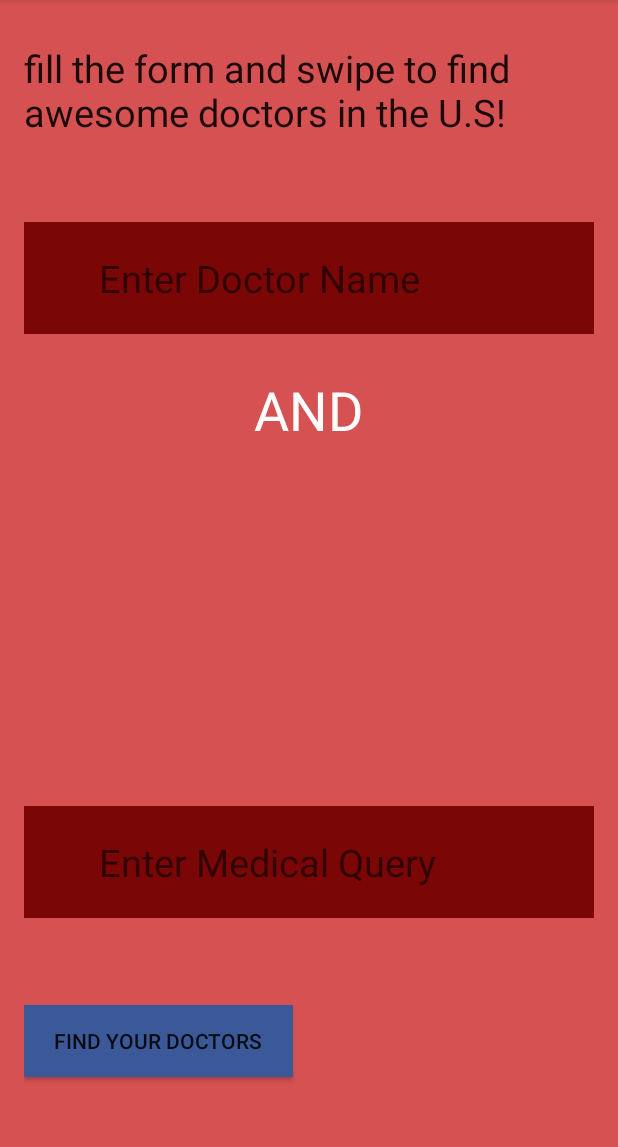
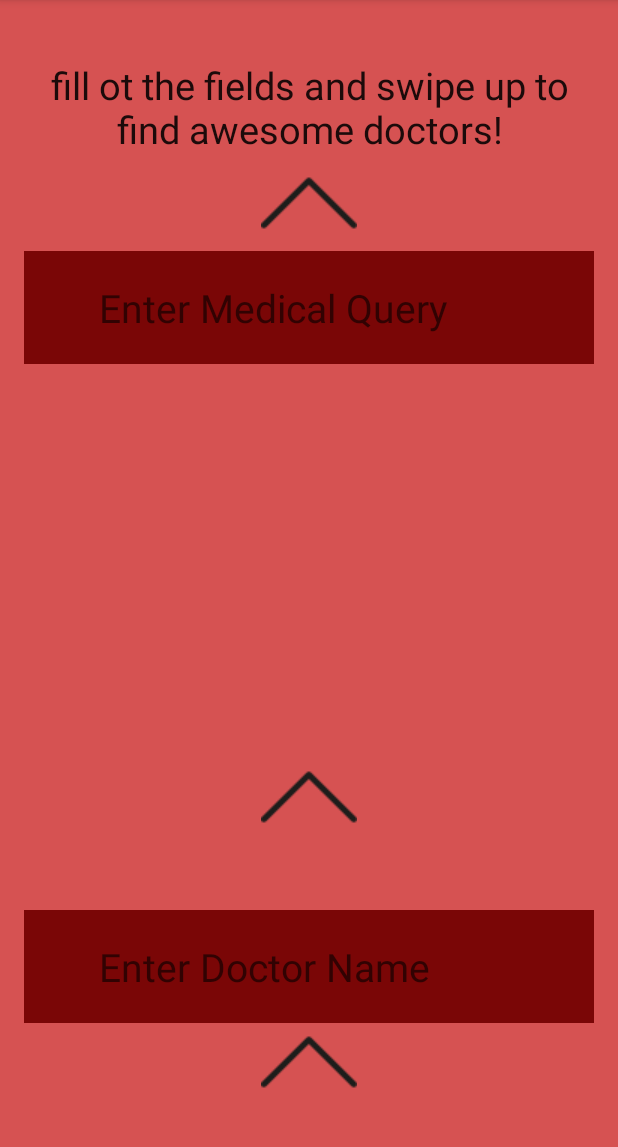
Before and after one commit to meyerjac/DoctorsNow, an Android app: the FormInfoActivity screen opened directly, with no data from a screen before it, on a phone screen of 412 x 824 dp, the part 84-1231 px from its top. Run offline under Robolectric (Android 15) with nearby library versions, the phone set to English and light mode, and no system bars; our stand-ins replace ButterKnife, Firebase (no records; nobody signed in at launch, a user with empty details on screens opened directly).

Commit message:
add swipe gesture functionality after search fields are complete

```diff
--- a/app/src/main/java/com/example/jacksonmeyer/sidekick/ui/FormInfoActivity.java
+++ b/app/src/main/java/com/example/jacksonmeyer/sidekick/ui/FormInfoActivity.java
@@ -1,14 +1,19 @@
 package com.example.jacksonmeyer.sidekick.ui;
 
 import android.content.Intent;
+import android.hardware.Sensor;
+import android.hardware.SensorEvent;
+import android.hardware.SensorEventListener;
 import android.os.Bundle;
 import android.support.v7.app.AppCompatActivity;
-import android.view.View;
-import android.widget.Button;
+import android.util.Log;
+import android.view.GestureDetector;
+import android.view.MotionEvent;
 import android.widget.EditText;
 
 import com.example.jacksonmeyer.sidekick.Constants;
 import com.example.jacksonmeyer.sidekick.R;
+import com.example.jacksonmeyer.sidekick.util.Android_Gesture_Detector;
 import com.google.firebase.database.DataSnapshot;
 import com.google.firebase.database.DatabaseError;
 import com.google.firebase.database.DatabaseReference;
@@ -18,20 +23,16 @@ import com.google.firebase.database.ValueEventListener;
 import butterknife.Bind;
 import butterknife.ButterKnife;
 
-public class FormInfoActivity extends AppCompatActivity implements View.OnClickListener {
-
-//    private SharedPreferences mSharedPreferences;
-//    private SharedPreferences.Editor mEditor;
-    private DatabaseReference mSearchedNameReference;
-    private ValueEventListener mSearchedNameReferenceListener;
-
-    @Bind(R.id.secondPageButton)
-    Button mSecondPageButton;
+public class FormInfoActivity extends AppCompatActivity implements SensorEventListener {
+    private GestureDetector mGestureDetector;
+    private static final String TAG = "swipe";
     @Bind(R.id.nameInput)
     EditText mNameInput;
     @Bind(R.id.queryInput)
     EditText mQueryInput;
 
+    private DatabaseReference mSearchedNameReference;
+    private ValueEventListener mSearchedNameReferenceListener;
 
     @Override
     protected void onCreate(Bundle savedInstanceState) {
@@ -39,6 +40,9 @@ public class FormInfoActivity extends AppCompatActivity implements View.OnClickL
                 .getInstance()
                 .getReference()
                 .child(Constants.FIREBASE_CHILD_SEARCHED_NAME);
+        super.onCreate(savedInstanceState);
+        setContentView(R.layout.activity_form_info);
+        ButterKnife.bind(this);
 
         mSearchedNameReferenceListener = mSearchedNameReference.addValueEventListener(new ValueEventListener() {
 
@@ -46,40 +50,19 @@ public class FormInfoActivity extends AppCompatActivity implements View.OnClickL
             public void onDataChange(DataSnapshot dataSnapshot) {
                 for (DataSnapshot nameSnapshot : dataSnapshot.getChildren()) {
                     String name = nameSnapshot.getValue().toString();
-//                    Log.d("Names updated", "name: " + name);
                 }
             }
             @Override
             public void onCancelled(DatabaseError databaseError) {
-
             }
         });
 
-
-
-        super.onCreate(savedInstanceState);
-        setContentView(R.layout.activity_form_info);
-        ButterKnife.bind(this);
-
-//        mSharedPreferences = PreferenceManager.getDefaultSharedPreferences(this);
-//        mEditor = mSharedPreferences.edit();
-
-
-        mSecondPageButton.setOnClickListener(this);
-    }
-
+        Android_Gesture_Detector custom_gesture_detector = new Android_Gesture_Detector() {
             @Override
-    protected void onDestroy() {
-        super.onDestroy();
-        mSearchedNameReference.removeEventListener(mSearchedNameReferenceListener);
-    }
-
-    @Override
-    public void onClick(View v) {
-        if (v == mSecondPageButton) {
+            public void onSwipeUp() {
+                Log.d(TAG, "onSwipeUp");
                 String name = mNameInput.getText().toString();
                 String query = mQueryInput.getText().toString();
-//            addToSharedPreferences(query);
                 saveNameToFirebase(name);
 
 
@@ -96,12 +79,42 @@ public class FormInfoActivity extends AppCompatActivity implements View.OnClickL
                 intent.putExtra("query", query);
                 startActivity(intent);
             }
+
+            public void onSwipeDown() {
+                Log.d(TAG, "onSwipedown");
+            }
+
+            public void onSwipeRight() {
+                Log.d(TAG, "onSwiperight");
+            }
+
+            public void onSwipeLeft() {
+                Log.d(TAG, "onSwipeleft");
+            }
+        };
+        mGestureDetector = new GestureDetector(this, custom_gesture_detector);
+    }
+    @Override
+    public void onSensorChanged(SensorEvent event) {
+    }
+
+    @Override
+    public void onAccuracyChanged(Sensor sensor, int accuracy) {
+    }
+
+    @Override
+    public boolean onTouchEvent(MotionEvent event) {
+        mGestureDetector.onTouchEvent(event);
+        return super.onTouchEvent(event);
+    }
+
+    @Override
+    protected void onDestroy() {
+        super.onDestroy();
+        mSearchedNameReference.removeEventListener(mSearchedNameReferenceListener);
     }
 
     public void saveNameToFirebase(String name) {
         mSearchedNameReference.push().setValue(name);
     }
-//    private void addToSharedPreferences(String query) {
-//        mEditor.putString(Constants.PREFERENCES_QUERY_KEY, query).apply();
-//    }
 }
--- a/app/src/main/java/com/example/jacksonmeyer/sidekick/ui/LoginActivity.java
+++ b/app/src/main/java/com/example/jacksonmeyer/sidekick/ui/LoginActivity.java
@@ -136,14 +136,11 @@ public class LoginActivity extends AppCompatActivity implements SensorEventListe
         }
     }
 
-
     @Override
     public void onSensorChanged(SensorEvent event) {
-
     }
     @Override
     public void onAccuracyChanged(Sensor sensor, int accuracy) {
-
     }
 
     @Override
--- a/app/src/main/res/layout/activity_form_info.xml
+++ b/app/src/main/res/layout/activity_form_info.xml
@@ -1,5 +1,6 @@
 <?xml version="1.0" encoding="utf-8"?>
 <RelativeLayout  xmlns:android="http://schemas.android.com/apk/res/android"
+    xmlns:app="http://schemas.android.com/apk/res-auto"
     xmlns:tools="http://schemas.android.com/tools"
     android:id="@+id/activity_form_info"
     android:layout_width="match_parent"
@@ -12,30 +13,40 @@
     tools:context="com.example.jacksonmeyer.sidekick.ui.FormInfoActivity">
 
 
+    <Space
+        android:layout_width="wrap_content"
+        android:layout_height="wrap_content"
+        android:layout_below="@+id/nameInput"
+        android:layout_alignParentLeft="true"
+        android:layout_alignParentStart="true"
+        android:layout_marginLeft="105dp"
+        android:layout_marginStart="105dp"
+        android:layout_marginTop="26dp"
+        android:id="@+id/space" />
+
+
     <TextView
         android:layout_width="wrap_content"
         android:layout_height="wrap_content"
         android:textAppearance="?android:attr/textAppearanceLarge"
-        android:text="fill the form and swipe to find awesome doctors in the U.S!"
+        android:text="fill ot the fields and swipe up to find awesome doctors!"
         android:id="@+id/textView5"
         android:textSize="25dp"
-        android:layout_marginTop="12dp"
-        />
+        android:gravity="center"
+        android:layout_marginTop="23dp"
+        android:layout_alignParentTop="true"
+        android:layout_alignParentLeft="true"
+        android:layout_alignParentStart="true" />
 
-
-    <Button
+    <ImageView
         android:layout_width="wrap_content"
         android:layout_height="wrap_content"
-        android:text="Find your doctors"
-        android:id="@+id/secondPageButton"
-        android:layout_marginBottom="34dp"
-        android:layout_alignParentBottom="true"
-        android:layout_alignParentLeft="true"
-        android:layout_alignParentStart="true"
-        android:paddingLeft="20dp"
-        android:paddingRight="20dp"
-        android:background="@color/colorPrimaryIcon"
- />
+        app:srcCompat="@drawable/arrowup"
+        android:layout_marginBottom="43dp"
+        android:id="@+id/imageView4"
+        android:layout_above="@+id/nameInput"
+        android:layout_alignLeft="@+id/imageView3"
+        android:layout_alignStart="@+id/imageView3" />
 
     <EditText
         android:hint="Enter Medical Query"
@@ -47,11 +58,19 @@
         android:paddingBottom="20dp"
         android:paddingLeft="50dp"
         android:paddingRight="50dp"
-        android:textSize="25dp"
-        android:layout_above="@+id/secondPageButton"
-        android:layout_alignParentRight="true"
-        android:layout_alignParentEnd="true"
-        android:layout_marginBottom="58dp" />
+        android:textSize="26dp"
+        android:layout_below="@+id/imageView3"
+        android:layout_alignParentLeft="true"
+        android:layout_alignParentStart="true" />
+
+    <ImageView
+        android:layout_width="wrap_content"
+        android:layout_height="wrap_content"
+        app:srcCompat="@drawable/arrowup"
+
+        android:id="@+id/imageView3"
+        android:layout_below="@+id/textView5"
+        android:layout_centerHorizontal="true" />
 
     <EditText
         android:hint="Enter Doctor Name"
@@ -63,31 +82,19 @@
         android:paddingBottom="20dp"
         android:paddingLeft="50dp"
         android:paddingRight="50dp"
-        android:textSize="25dp"
-        android:layout_marginTop="56dp"
-        android:layout_below="@+id/textView5"
-        android:layout_alignParentRight="true"
-        android:layout_alignParentEnd="true" />
+        android:textSize="26dp"
+        android:layout_marginBottom="70dp"
+        android:layout_alignParentBottom="true"
+        android:layout_alignParentLeft="true"
+        android:layout_alignParentStart="true" />
 
-    <Space
+    <ImageView
         android:layout_width="wrap_content"
         android:layout_height="wrap_content"
-        android:layout_below="@+id/nameInput"
-        android:layout_alignParentLeft="true"
-        android:layout_alignParentStart="true"
-        android:layout_marginLeft="105dp"
-        android:layout_marginStart="105dp"
-        android:layout_marginTop="26dp"
-        android:id="@+id/space" />
-
-    <TextView
-        android:text="AND"
-        android:layout_width="wrap_content"
-        android:layout_height="wrap_content"
-        android:id="@+id/Or"
-        android:textAppearance="@style/TextAppearance.AppCompat.Large.Inverse"
-        android:textSize="36sp"
-        android:layout_alignTop="@+id/space"
-        android:layout_centerHorizontal="true" />
+        app:srcCompat="@drawable/arrowup"
+        android:layout_alignParentBottom="true"
+        android:layout_centerHorizontal="true"
+        android:layout_marginBottom="12dp"
+        android:id="@+id/imageView5" />
 
 </RelativeLayout>
```
Lines whose indentation alone changed are shown as unchanged.
